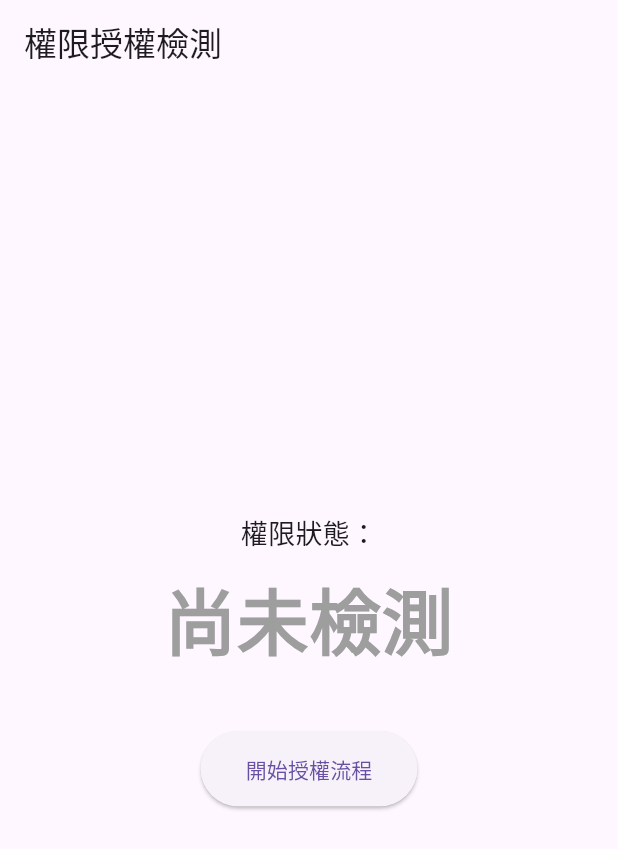
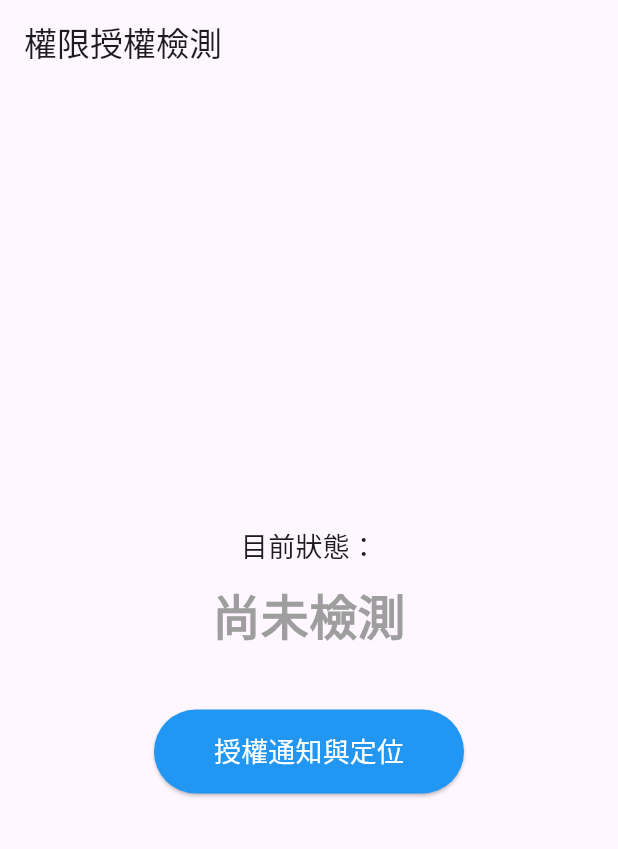
Before and after one commit to qwnn96386-lab/dekiru, a Flutter app: the screen it shows after launch, on a phone screen of 412 x 824 dp. Shown: the top 849 px of the screen. Run offline on Flutter 3.47's test engine with Material 3 defaults, Android fonts, the phone set to English and light mode, and no system bars; our stand-ins replace permission_handler.

Commit message:
Initial commit: 實作通知與定位權限功能

```diff
--- a/lib/main.dart
+++ b/lib/main.dart
@@ -26,29 +26,52 @@ class _PermissionScreenState extends State<PermissionScreen> {
       Permission.locationWhenInUse,
     ].request();
 
-    // 2. 取得各自的狀態
     final notificationStatus = statuses[Permission.notification];
     final locationStatus = statuses[Permission.locationWhenInUse];
 
-    // 3. 判斷邏輯：兩者都必須是 granted 才是成功
+    // 2. 判斷邏輯
     if (notificationStatus == PermissionStatus.granted &&
         locationStatus == PermissionStatus.granted) {
       setState(() {
-        _statusText = "成功";
+        _statusText = "全部授權成功";
         _statusColor = Colors.green;
       });
     } else {
       setState(() {
-        _statusText = "失敗";
+        _statusText = "授權失敗";
         _statusColor = Colors.red;
       });
 
-      // 如果使用者永久拒絕，可以引導去設定頁面
+      // 3. 處理「永久拒絕」的情況 (使用者點過兩次拒絕，或是之前選過不允許)
       if (notificationStatus == PermissionStatus.permanentlyDenied ||
           locationStatus == PermissionStatus.permanentlyDenied) {
-        print("使用者已永久拒絕，請前往設定開啟");
+        _showOpenSettingsDialog();
       }
     }
+  }
+
+  // 彈出對話框引導使用者去系統設定
+  void _showOpenSettingsDialog() {
+    showDialog(
+      context: context,
+      builder: (context) => AlertDialog(
+        title: const Text("需要權限"),
+        content: const Text("您已拒絕相關權限，請前往「設定」手動開啟，否則無法使用此功能。"),
+        actions: [
+          TextButton(
+            onPressed: () => Navigator.pop(context),
+            child: const Text("取消"),
+          ),
+          TextButton(
+            onPressed: () {
+              openAppSettings(); // 開啟手機系統設定頁面
+              Navigator.pop(context);
+            },
+            child: const Text("去開啟"),
+          ),
+        ],
+      ),
+    );
   }
 
   @override
@@ -59,21 +82,25 @@ class _PermissionScreenState extends State<PermissionScreen> {
         child: Column(
           mainAxisAlignment: MainAxisAlignment.center,
           children: [
-            const Text("權限狀態：", style: TextStyle(fontSize: 18)),
+            const Text("目前狀態：", style: TextStyle(fontSize: 18)),
             const SizedBox(height: 10),
             Text(
               _statusText,
               style: TextStyle(
-                fontSize: 48,
+                fontSize: 32,
                 fontWeight: FontWeight.bold,
                 color: _statusColor
               ),
             ),
             const SizedBox(height: 40),
             ElevatedButton(
-              style: ElevatedButton.styleFrom(padding: const EdgeInsets.symmetric(horizontal: 30, vertical: 15)),
+              style: ElevatedButton.styleFrom(
+                padding: const EdgeInsets.symmetric(horizontal: 40, vertical: 15),
+                backgroundColor: Colors.blue,
+                foregroundColor: Colors.white,
+              ),
               onPressed: checkAndRequestPermissions,
-              child: const Text("開始授權流程"),
+              child: const Text("授權通知與定位", style: TextStyle(fontSize: 18)),
             ),
           ],
         ),
```
Also changed, not shown: 1 other file.
